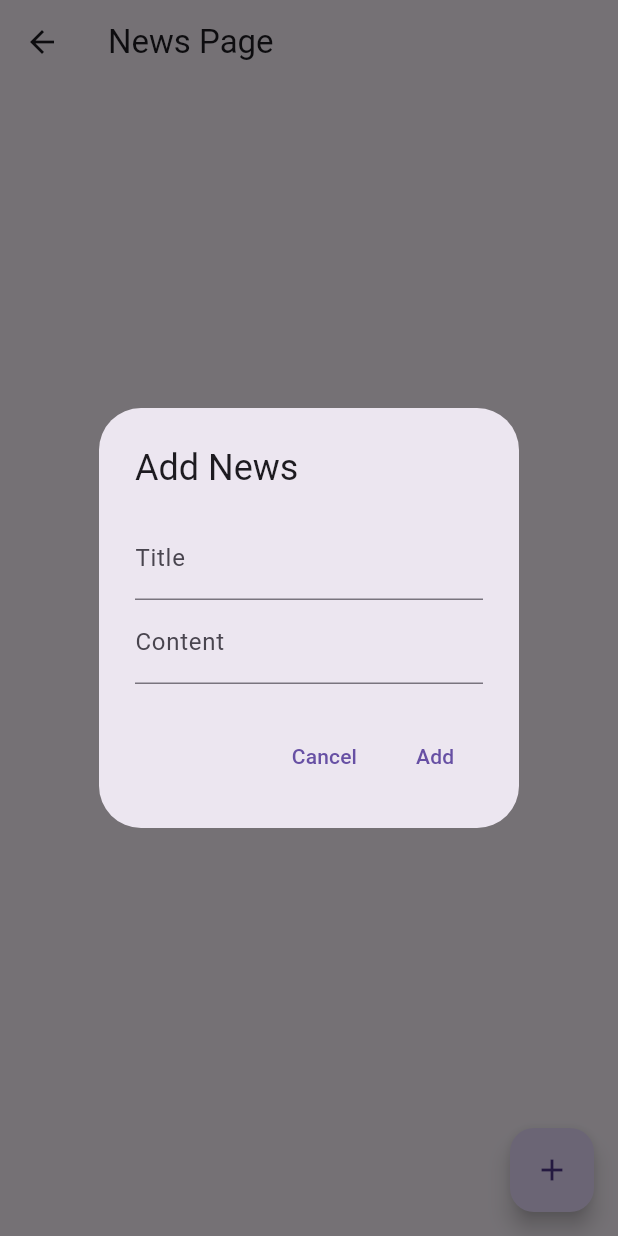
After one commit to tonymontana143/movie_app, a Flutter app: the NewsPage screen opened directly, after a tap on the "add" icon, on a phone screen of 412 x 824 dp. The commit adds this screen. Run offline on Flutter 3.47's test engine with Material 3 defaults, Android fonts, the phone set to English and light mode, and no system bars; our stand-ins replace cloud_firestore, firebase_core, flutter_riverpod, logger, shared_preferences, sqflite and 2 more; accounts and stored records are empty; network calls fail.

```diff
--- a/lib/cast/add_cast_page.dart
+++ b/lib/cast/add_cast_page.dart
@@ -12,7 +12,7 @@ class AddCastPage extends StatelessWidget {
   Future<void> addCast(BuildContext context) async {
     try {
       final response = await http.post(
-        Uri.parse('http://172.20.10.3:3000/cast'),
+        Uri.parse('https://server-for-flutter-app-2.onrender.com//cast'),
         body: {
           'name': _nameController.text ?? '',
           'surname': _surnameController.text ?? '',
--- a/lib/cast/cast_service.dart
+++ b/lib/cast/cast_service.dart
@@ -13,7 +13,7 @@ class CastService {
 
   static Future<void> addCast(Map<String, dynamic> castData) async {
     final response = await http.post(
-      Uri.parse('http://172.20.10.3:3000/cast'),
+      Uri.parse('https://server-for-flutter-app-2.onrender.com/cast'),
       body: json.encode(castData),
       headers: {'Content-Type': 'application/json'},
     );
@@ -24,7 +24,7 @@ class CastService {
 
   static Future<void> updateCast(String castId, Map<String, dynamic> castData) async {
     final response = await http.put(
-      Uri.parse('http://172.20.10.3:3000/cast/$castId'),
+      Uri.parse('https://server-for-flutter-app-2.onrender.com/cast/$castId'),
       body: json.encode(castData),
       headers: {'Content-Type': 'application/json'},
     );
@@ -35,7 +35,7 @@ class CastService {
 
   static Future<void> deleteCast(String castId) async {
     final response = await http.delete(
-      Uri.parse('http://172.20.10.3:3000/cast/$castId'),
+      Uri.parse('https://server-for-flutter-app-2.onrender.com/cast/$castId'),
     );
     if (response.statusCode != 200) {
       throw Exception('Failed to delete cast member');
--- a/lib/cast/update_cast_page.dart
+++ b/lib/cast/update_cast_page.dart
@@ -26,7 +26,7 @@ class _UpdateCastPageState extends State<UpdateCastPage> {
   }
 
   Future<void> _fetchCastDetails() async {
-    final response = await http.get(Uri.parse('http://172.20.10.3:3000/cast/${widget.castId}'));
+    final response = await http.get(Uri.parse('https://server-for-flutter-app-2.onrender.com/cast/${widget.castId}'));
     if (response.statusCode == 200) {
       final cast = json.decode(response.body);
       setState(() {
--- a/lib/comments/comment_service.dart
+++ b/lib/comments/comment_service.dart
@@ -4,7 +4,7 @@ import 'comment.dart';
 
 
 class CommentService {
-  static final Uri baseUrl = Uri.parse('http://172.20.10.3:3000/comments');
+  static final Uri baseUrl = Uri.parse('https://server-for-flutter-app-2.onrender.com/comments');
 
   static Future<List<Comment>> fetchComments() async {
     final response = await http.get(baseUrl);
--- a/lib/config.dart
+++ b/lib/config.dart
@@ -1,6 +1,6 @@
 
 
-const url = 'http://172.20.10.3:3000/';
+const url = 'https://server-for-flutter-app-2.onrender.com/';
 const registration = "${url}registration";
 const login = '${url}login';
 const String eventsEndpoint = '${url}events';
--- a/lib/events/event_service.dart
+++ b/lib/events/event_service.dart
@@ -4,7 +4,7 @@ import 'event.dart';
 
 
 class EventService {
-  static const String baseUrl = 'http://172.20.10.3:3000/events';
+  static const String baseUrl = 'https://server-for-flutter-app-2.onrender.com/events';
 
   static Future<List<Event>> getEvents() async {
     try {
--- a/lib/main.dart
+++ b/lib/main.dart
@@ -1,5 +1,6 @@
 import 'package:flutter/material.dart';
 import 'package:firebase_core/firebase_core.dart';
+import 'package:movie_app/new_news/news_page.dart';
 import 'package:movie_app/pages/movie.dart';
 
 import 'firebase_options.dart';
--- /dev/null
+++ b/lib/new_news/database_helper.dart
@@ -0,0 +1,69 @@
+import 'package:sqflite/sqflite.dart';
+import 'package:path/path.dart';
+
+class DatabaseHelper {
+  static final DatabaseHelper _instance = DatabaseHelper._internal();
+  static Database? _database;
+
+  factory DatabaseHelper() {
+    return _instance;
+  }
+
+  DatabaseHelper._internal();
+
+  Future<Database> get database async {
+    if (_database != null) return _database!;
+    _database = await _initDatabase();
+    return _database!;
+  }
+
+  Future<Database> _initDatabase() async {
+    String path = join(await getDatabasesPath(), 'news_database.db');
+    return await openDatabase(
+      path,
+      version: 1,
+      onCreate: _onCreate,
+    );
+  }
+
+  Future<void> _onCreate(Database db, int version) async {
+    await db.execute('''
+      CREATE TABLE news(
+        id INTEGER PRIMARY KEY AUTOINCREMENT,
+        title TEXT,
+        content TEXT,
+        url TEXT
+      )
+    ''');
+  }
+
+  Future<void> insertNews(Map<String, dynamic> news) async {
+    final db = await database;
+    await db.insert('news', news, conflictAlgorithm: ConflictAlgorithm.replace);
+  }
+
+  Future<List<Map<String, dynamic>>> getNews() async {
+    final db = await database;
+    return await db.query('news');
+  }
+
+  Future<void> updateNews(int id, Map<String, dynamic> news) async {
+    final db = await database;
+    await db.update('news', news, where: 'id = ?', whereArgs: [id]);
+  }
+
+  Future<void> deleteNews(int id) async {
+    final db = await database;
+    await db.delete('news', where: 'id = ?', whereArgs: [id]);
+  }
+
+  Future<Map<String, dynamic>?> getNewsById(int id) async {
+    final db = await database;
+    final List<Map<String, dynamic>> results = await db.query('news', where: 'id = ?', whereArgs: [id]);
+    if (results.isNotEmpty) {
+      return results.first;
+    } else {
+      return null;
+    }
+  }
+}
--- /dev/null
+++ b/lib/new_news/news_page.dart
@@ -0,0 +1,172 @@
+import 'package:flutter/material.dart';
+import 'database_helper.dart';
+
+class NewsPage extends StatefulWidget {
+  @override
+  _NewsPageState createState() => _NewsPageState();
+}
+
+class _NewsPageState extends State<NewsPage> {
+  final TextEditingController _titleController = TextEditingController();
+  final TextEditingController _contentController = TextEditingController();
+
+  List<Map<String, dynamic>> _newsList = [];
+
+  @override
+  void initState() {
+    super.initState();
+    _fetchNews();
+  }
+
+  void _fetchNews() async {
+    List<Map<String, dynamic>> news = await DatabaseHelper().getNews();
+    setState(() {
+      _newsList = news;
+    });
+  }
+
+  void _addNews() async {
+    if (_titleController.text.isNotEmpty && _contentController.text.isNotEmpty) {
+      await DatabaseHelper().insertNews({
+        'title': _titleController.text,
+        'content': _contentController.text,
+      });
+      _fetchNews();
+      _titleController.clear();
+      _contentController.clear();
+    }
+  }
+
+  void _deleteNews(int id) async {
+    await DatabaseHelper().deleteNews(id);
+    _fetchNews();
+  }
+
+  void _updateNews(int id) async {
+    Map<String, dynamic> newsToUpdate = _newsList.firstWhere((news) => news['id'] == id, orElse: () => {});
+    if (newsToUpdate.isNotEmpty) {
+      final TextEditingController _updateTitleController = TextEditingController(text: newsToUpdate['title']);
+      final TextEditingController _updateContentController = TextEditingController(text: newsToUpdate['content']);
+
+      await showDialog(
+        context: context,
+        builder: (context) {
+          return AlertDialog(
+            title: Text('Update News'),
+            content: Column(
+              mainAxisSize: MainAxisSize.min,
+              children: [
+                TextField(
+                  controller: _updateTitleController,
+                  decoration: InputDecoration(labelText: 'Title'),
+                ),
+                TextField(
+                  controller: _updateContentController,
+                  decoration: InputDecoration(labelText: 'Content'),
+                ),
+              ],
+            ),
+            actions: [
+              TextButton(
+                onPressed: () {
+                  Navigator.pop(context);
+                },
+                child: Text('Cancel'),
+              ),
+              TextButton(
+                onPressed: () async {
+                  Map<String, dynamic> updatedNews = {
+                    'id': id,
+                    'title': _updateTitleController.text,
+                    'content': _updateContentController.text,
+                  };
+                  await DatabaseHelper().updateNews(id, updatedNews);
+                  _fetchNews();
+                  Navigator.pop(context);
+                },
+                child: Text('Update'),
+              ),
+            ],
+          );
+        },
+      );
+    }
+  }
+
+  @override
+  Widget build(BuildContext context) {
+    return Scaffold(
+      appBar: AppBar(
+        title: Text('News Page'),
+      ),
+      body: ListView.builder(
+        itemCount: _newsList.length,
+        itemBuilder: (context, index) {
+          final news = _newsList[index];
+          return ListTile(
+            title: Text(news['title']),
+            subtitle: Text(news['content']),
+            trailing: Row(
+              mainAxisSize: MainAxisSize.min,
+              children: [
+                IconButton(
+                  icon: Icon(Icons.edit),
+                  onPressed: () {
+                    _updateNews(news['id']);
+                  },
+                ),
+                IconButton(
+                  icon: Icon(Icons.delete),
+                  onPressed: () {
+                    _deleteNews(news['id']);
+                  },
+                ),
+              ],
+            ),
+          );
+        },
+      ),
+      floatingActionButton: FloatingActionButton(
+        onPressed: () {
+          showDialog(
+            context: context,
+            builder: (context) {
+              return AlertDialog(
+                title: Text('Add News'),
+                content: Column(
+                  mainAxisSize: MainAxisSize.min,
+                  children: [
+                    TextField(
+                      controller: _titleController,
+                      decoration: InputDecoration(labelText: 'Title'),
+                    ),
+                    TextField(
+                      controller: _contentController,
+                      decoration: InputDecoration(labelText: 'Content'),
+                    ),
+                  ],
+                ),
+                actions: [
+                  TextButton(
+                    onPressed: () {
+                      Navigator.pop(context);
+                    },
+                    child: Text('Cancel'),
+                  ),
+                  TextButton(
+                    onPressed: () {
+                      _addNews();
+                      Navigator.pop(context);
+                    },
+                    child: Text('Add'),
+                  ),
+                ],
+              );
+            },
+          );
+        },
+        child: Icon(Icons.add),
+      ),
+    );
+  }
+}
--- /dev/null
+++ b/lib/new_news/service.dart
@@ -0,0 +1,29 @@
+import 'dart:convert';
+import 'package:http/http.dart' as http;
+import 'database_helper.dart';
+
+class NewsService {
+  Future<void> fetchAndSaveNews() async {
+    final url = 'https://server-for-flutter-app-3.onrender.com/news';
+    try {
+      final response = await http.get(Uri.parse(url));
+
+      if (response.statusCode == 200) {
+        List<dynamic> newsData = jsonDecode(response.body);
+
+        for (var news in newsData) {
+          await DatabaseHelper().insertNews({
+            'title': news['title'],
+            'content': news['content'],
+            'url': news['url'],
+          });
+        }
+        print('News saved to local database successfully.');
+      } else {
+        print('Failed to fetch news from the server.');
+      }
+    } catch (error) {
+      print('Error: $error');
+    }
+  }
+}
--- a/lib/pages/movie.dart
+++ b/lib/pages/movie.dart
@@ -2,7 +2,7 @@ import 'package:flutter/material.dart';
 import 'package:movie_app/cast/cast_list_page.dart';
 import 'package:movie_app/events/event_list_page.dart';
 import 'package:movie_app/comments/comments_page.dart';
-import 'package:movie_app/news/news_list.dart';
+import 'package:movie_app/new_news/news_page.dart';
 import 'package:movie_app/staff/staff_list_page.dart';
 import 'package:movie_app/widgets/trailer_button.dart';
 import 'package:url_launcher/url_launcher.dart'; // Import url_launcher package
@@ -334,7 +334,7 @@ class NewsListButton extends StatelessWidget {
       onPressed: () {
         Navigator.push(
           context,
-          MaterialPageRoute(builder: (context) => NewssListPage()),
+          MaterialPageRoute(builder: (context) => NewsPage()),
         );
       },
       style: ElevatedButton.styleFrom(
--- a/lib/staff/add_staff_page.dart
+++ b/lib/staff/add_staff_page.dart
@@ -10,7 +10,7 @@ class AddStaffPage extends StatelessWidget {
   Future<void> addStaff(BuildContext context) async {
     try {
       final response = await http.post(
-        Uri.parse('http://172.20.10.3:3000/staff'),
+        Uri.parse('https://server-for-flutter-app-2.onrender.com/staff'),
         body: {
           'name': _nameController.text ?? '',
           'surname': _surnameController.text ?? '',
--- a/lib/staff/staff_service.dart
+++ b/lib/staff/staff_service.dart
@@ -3,7 +3,7 @@ import 'package:http/http.dart' as http;
 
 class StaffService {
   static Future<List<dynamic>> fetchStaffList() async {
-    final response = await http.get(Uri.parse('http://172.20.10.3:3000/staff'));
+    final response = await http.get(Uri.parse('https://server-for-flutter-app-2.onrender.com/staff'));
     if (response.statusCode == 200) {
       return List<dynamic>.from(json.decode(response.body));
     } else {
@@ -13,7 +13,7 @@ class StaffService {
 
   static Future<void> addStaff(Map<String, dynamic> staffData) async {
     final response = await http.post(
-      Uri.parse('http://172.20.10.3:3000/staff'),
+      Uri.parse('https://server-for-flutter-app-2.onrender.com/staff'),
       body: staffData,
     );
     if (response.statusCode != 201) {
@@ -23,7 +23,7 @@ class StaffService {
 
   static Future<void> deleteStaff(String staffId) async {
     final response = await http.delete(
-      Uri.parse('http://172.20.10.3:3000/staff/$staffId'),
+      Uri.parse('https://server-for-flutter-app-2.onrender.com/staff/$staffId'),
     );
     if (response.statusCode != 200) {
       throw Exception('Failed to delete staff member');
--- a/lib/staff/update_staff_page.dart
+++ b/lib/staff/update_staff_page.dart
@@ -11,7 +11,7 @@ class UpdateStaffPage extends StatelessWidget {
 
   Future<void> updateStaff(BuildContext context) async {
     final response = await http.put(
-      Uri.parse('http://172.20.10.3:3000/staff/$staffId'),
+      Uri.parse('https://server-for-flutter-app-2.onrender.com/staff/$staffId'),
       body: {
         'name': _nameController.text ?? '',
         'surname': _surnameController.text ?? '',
--- a/pubspec.yaml
+++ b/pubspec.yaml
@@ -50,6 +50,8 @@ dependencies:
   firebase_auth: ^4.19.5
   cloud_firestore: ^4.15.9
   flutter_riverpod: ^2.5.1
+  sqflite: ^2.3.3+1
+  path: ^1.9.0
 
 dev_dependencies:
   flutter_test:
```
Also changed, not shown: lib/new_news/saved_news_screen.dart (added, +127 -0 lines), pubspec.lock.
